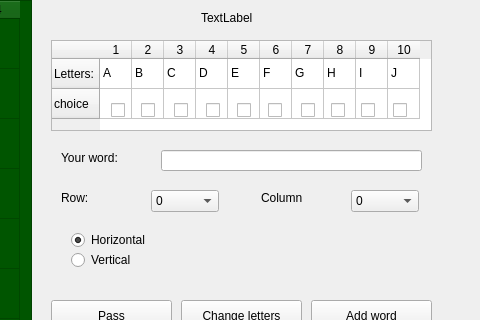
Above: Scrabble_GUI/Game_GUI.ui from sobolak/scrabble before the change; both pictures show x 749 to 1229 and y 0 to 320 of the 1229 by 781 pixel window. Below: the same form after it.
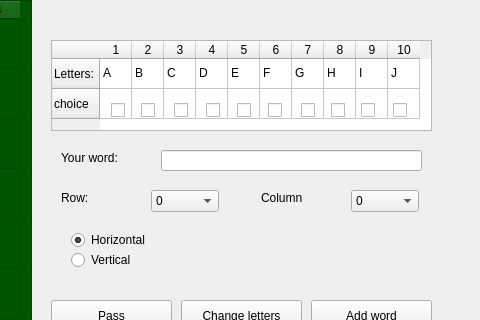
That is the form after the change.

What changed in the file:
```diff
--- a/Scrabble_GUI/Game_GUI.ui
+++ b/Scrabble_GUI/Game_GUI.ui
@@ -3086,14 +3086,17 @@
   <widget class="QLabel" name="label_user">
    <property name="geometry">
     <rect>
-     <x>950</x>
+     <x>900</x>
      <y>10</y>
-     <width>111</width>
+     <width>191</width>
      <height>16</height>
     </rect>
    </property>
    <property name="text">
-    <string>TextLabel</string>
+    <string/>
+   </property>
+   <property name="alignment">
+    <set>Qt::AlignCenter</set>
    </property>
   </widget>
   <widget class="QCheckBox" name="checkBox">
```
